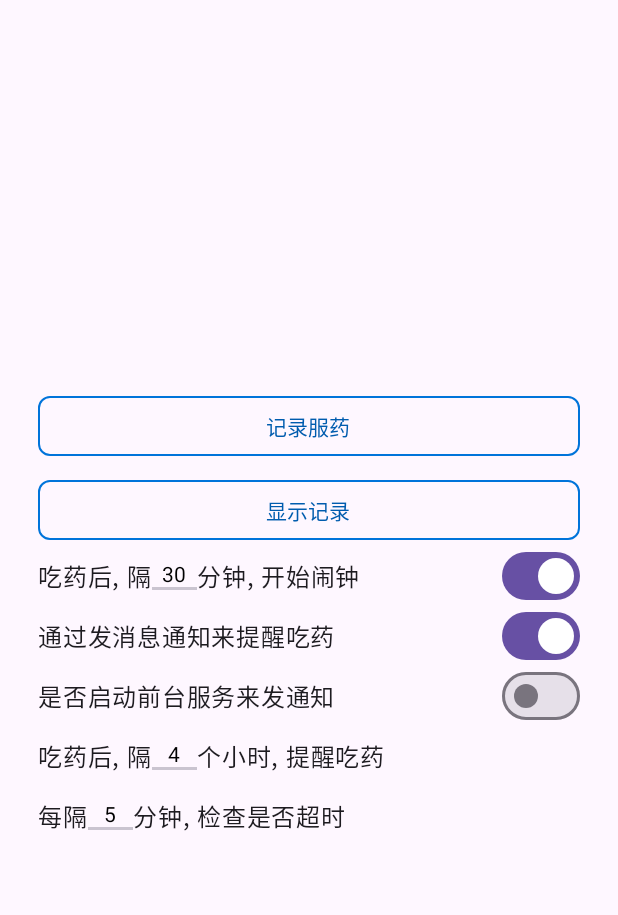
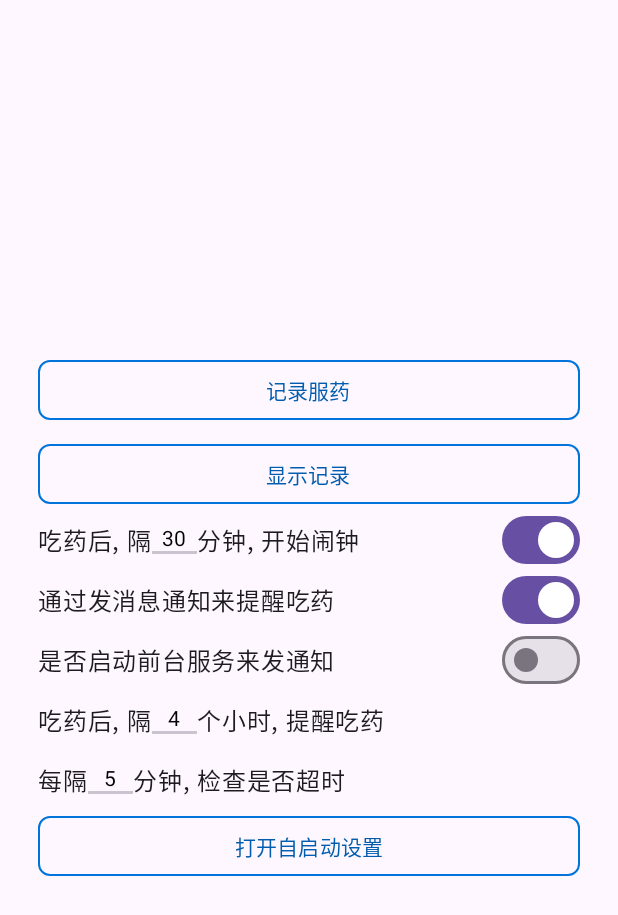
Before and after one commit to HHsomeHand/did-i-take-my-meds, an Android app built with Jetpack Compose: the screen it shows after launch (MainActivity), on a phone screen of 412 x 824 dp. Shown: the top 915 px of the screen. Run offline under Robolectric (Android 15) with nearby library versions, the phone set to English and light mode, and no system bars; libraries missing offline, so code that uses them is left out: com.judemanutd.autostarter, com.permissionx.guolindev; 1 statement that could not run was skipped.

Commit message:
feat: 引导用户去设置允许后台自启动

```diff
--- a/app/build.gradle.kts
+++ b/app/build.gradle.kts
@@ -39,7 +39,7 @@ android {
     }
 }
 
-dependencies {
+dependencies({
 
     implementation(libs.androidx.core.ktx)
     implementation(libs.androidx.lifecycle.runtime.ktx)
@@ -64,4 +64,6 @@ dependencies {
     implementation("com.google.code.gson:gson:2.13.1")
 
     implementation("androidx.lifecycle:lifecycle-viewmodel-compose:2.9.0")
-}
+
+    implementation("com.github.judemanutd:autostarter:1.1.0")
+})
--- a/app/src/main/java/com/github/hhsomehand/ui/MedNotificationSection.kt
+++ b/app/src/main/java/com/github/hhsomehand/ui/MedNotificationSection.kt
@@ -22,6 +22,7 @@ import com.github.hhsomehand.utils.AlarmUtils
 import com.github.hhsomehand.utils.MedicationReminderWorker
 import com.github.hhsomehand.utils.rememberSharedState
 import com.github.hhsomehand.viewmodel.HomeViewModel
+import com.judemanutd.autostarter.AutoStartPermissionHelper
 
 @Composable
 fun MedNotificationSection() {
@@ -112,4 +113,14 @@ fun MedNotificationSection() {
 
         Text(text = "分钟, 检查是否超时")
     }
+
+    CornOutlinedButton(
+        onClick = {
+            AutoStartPermissionHelper.getInstance().getAutoStartPermission(context)
+        },
+        modifier = Modifier
+            .fillMaxWidth()
+    ) {
+        Text("打开自启动设置")
+    }
 }
```
